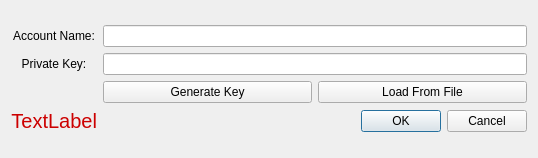
First picture: the form in UserApp/PrivKeyDialog.ui, repository proximax-storage/cpp-xpx-storage-user-app, before the edit.
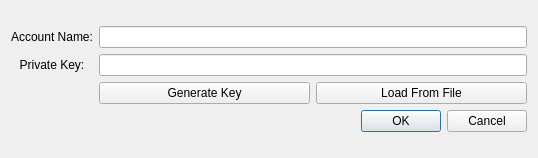
Second picture: the form after the edit.

Commit message: Validation of private key dialog input data by regex

Diff of the .ui file:
```diff
--- a/UserApp/PrivKeyDialog.ui
+++ b/UserApp/PrivKeyDialog.ui
@@ -70,24 +70,6 @@
        </property>
       </widget>
      </item>
-     <item row="3" column="0">
-      <widget class="QLabel" name="m_errorText">
-       <property name="font">
-        <font>
-         <pointsize>15</pointsize>
-        </font>
-       </property>
-       <property name="styleSheet">
-        <string notr="true">color : #cc0000</string>
-       </property>
-       <property name="text">
-        <string>TextLabel</string>
-       </property>
-       <property name="alignment">
-        <set>Qt::AlignRight|Qt::AlignTrailing|Qt::AlignVCenter</set>
-       </property>
-      </widget>
-     </item>
     </layout>
    </item>
   </layout>
```
The commit also changes 4 other files.
